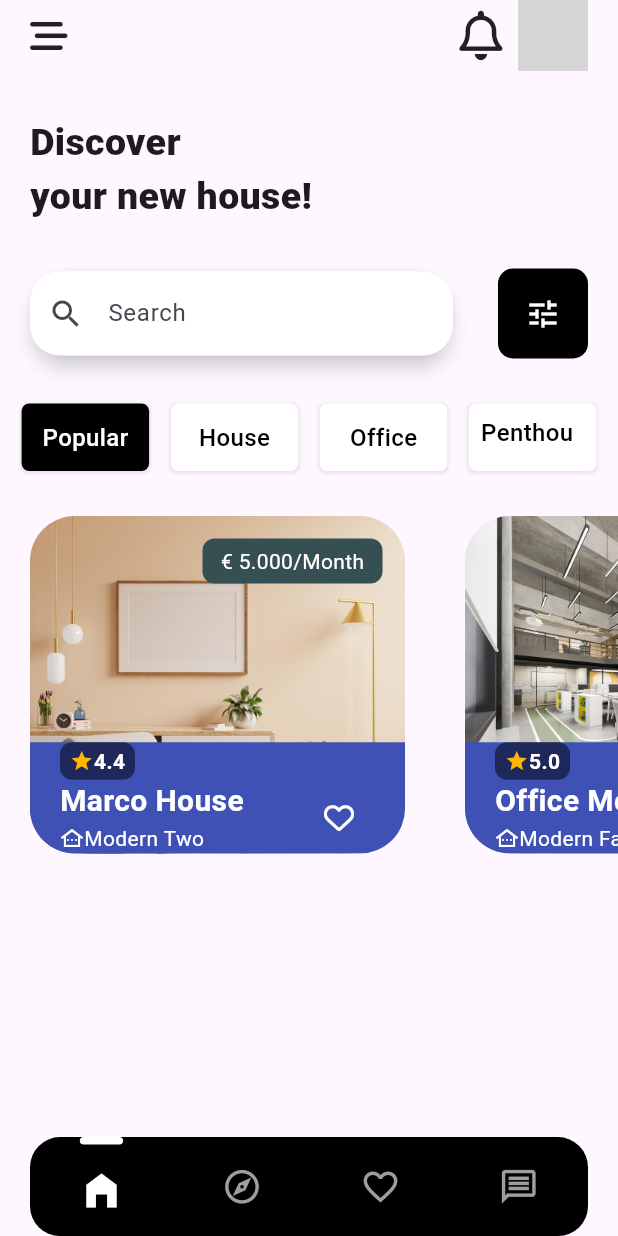
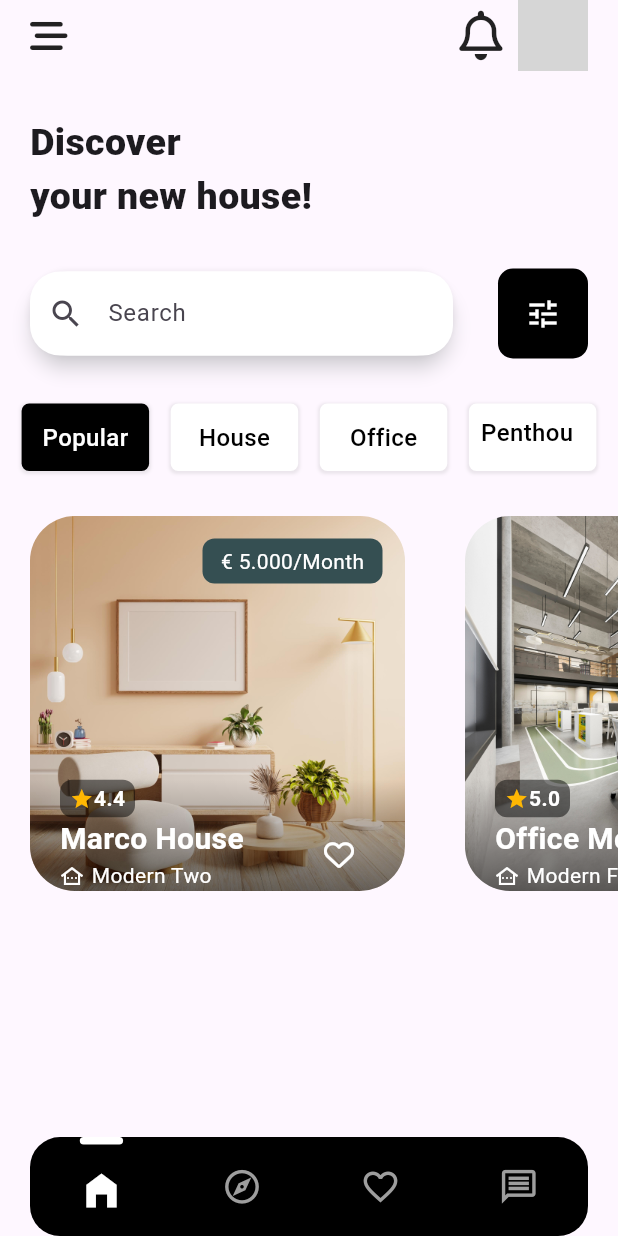
Before and after one commit to jhongo/Flutter_Rental_App, a Flutter app: the screen it shows after launch, on a phone screen of 412 x 824 dp. Run offline on Flutter 3.47's test engine with Material 3 defaults, Android fonts, the phone set to English and light mode, and no system bars; our stand-ins replace flutter_riverpod, font_awesome_flutter; network calls fail; grey boxes are pictures that could not be loaded.

Commit message:
📱 [ADD]: Card property
[ADD]: Card property

```diff
--- a/lib/presentation/screens/home_screen/widgets/body_home.dart
+++ b/lib/presentation/screens/home_screen/widgets/body_home.dart
@@ -26,7 +26,7 @@ class BodyHome extends ConsumerWidget {
               );})),
           SizedBox(height: 30),
           SizedBox(
-            height: 225,
+            height: 250,
             width: MediaQuery.of(context).size.width,
             child: ListView.builder(
               scrollDirection: Axis.horizontal,
--- a/lib/presentation/screens/home_screen/widgets/card_property.dart
+++ b/lib/presentation/screens/home_screen/widgets/card_property.dart
@@ -17,7 +17,6 @@ class CardProperty extends StatelessWidget {
           width: 250,
           child: DecoratedBox(
             decoration: BoxDecoration(
-              color: Colors.indigo,
               borderRadius: BorderRadius.circular(40)),
           child: Stack(
             children: [
@@ -32,7 +31,11 @@ class CardProperty extends StatelessWidget {
                   height: MediaQuery.of(context).size.height * 0.09,
                   child: DecoratedBox(
                     decoration: const BoxDecoration(
-                      color: Colors.indigo,
+                      gradient: LinearGradient(
+                        begin: Alignment.bottomCenter,
+                        end: Alignment.topCenter,
+                        colors: [Colors.black54, Colors.transparent],
+                        )
                     ),
                     child: Padding(
                       padding: const EdgeInsets.symmetric(horizontal: 20),
@@ -66,10 +69,11 @@ class CardProperty extends StatelessWidget {
                                 child: Column(
                                   crossAxisAlignment: CrossAxisAlignment.start,
                                   children: [
-                                    Text(property.name, style: TextStyle(fontSize: 20,color: Colors.white, fontWeight: FontWeight.bold), maxLines: 1,overflow: TextOverflow.ellipsis, ),
+                                    Text(property.name, style: const TextStyle(fontSize: 20,color: Colors.white, fontWeight: FontWeight.bold), maxLines: 1,overflow: TextOverflow.ellipsis, ),
                                     Row(
                                       children: [
-                                        Icon(Icons.other_houses_outlined, color: Colors.white, size: 16,),
+                                        const Icon(Icons.other_houses_outlined, color: Colors.white, size: 16,),
+                                        const SizedBox(width: 5,),
                                         Text(property.model, style: const TextStyle(color: Colors.white))
                                       ],
                                     )
@@ -77,7 +81,7 @@ class CardProperty extends StatelessWidget {
                                 ),
                               ),
                               IconButton(onPressed:(){},
-                              icon: FaIcon(FontAwesomeIcons.heart, color: Colors.white, size: 20)
+                              icon: const FaIcon(FontAwesomeIcons.heart, color: Colors.white, size: 20)
                               )
                             ],
                           )
```
